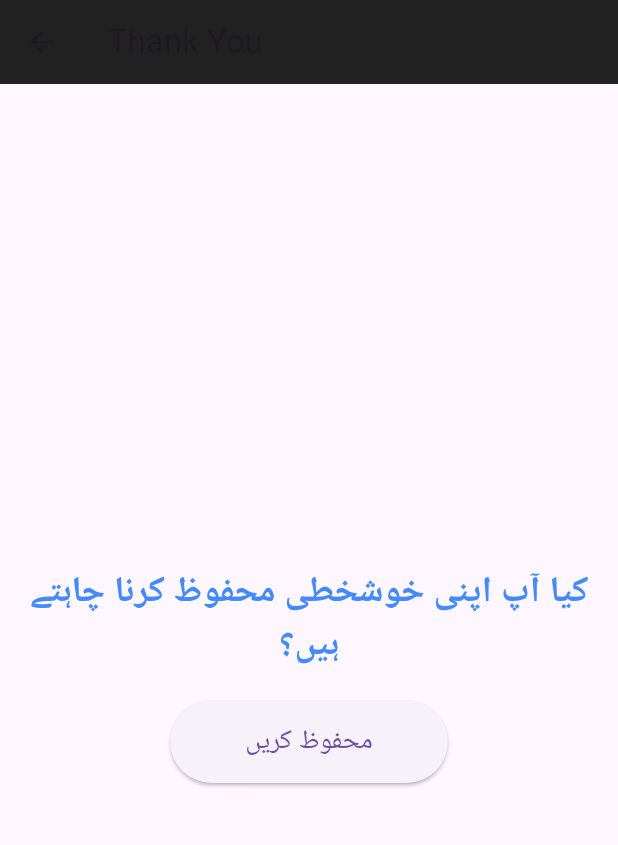
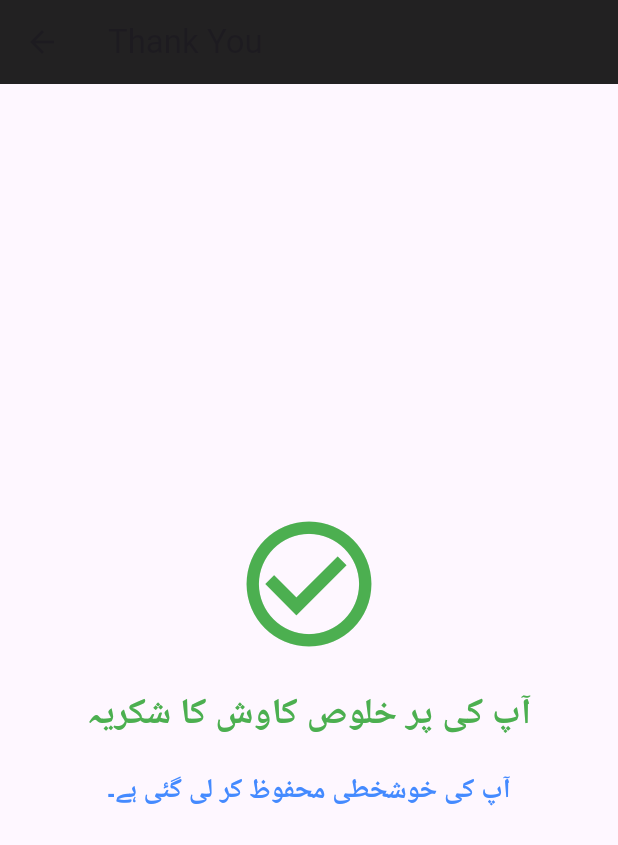
Before and after one commit to Saadullah-AbdulSamad/urdudataset-flutter, a Flutter app: the ThankyouScreen screen opened directly with empty values, on a phone screen of 412 x 824 dp. Shown: the top 845 px of the screen. Run offline on Flutter 3.47's test engine with Material 3 defaults, Android fonts, the phone set to English and light mode, and no system bars; our stand-ins replace cloud_firestore, firebase_core; accounts and stored records are empty; Roboto replaces fonts that are missing (Nastaleeq).

Commit message:
save confirmation removed

```diff
--- a/lib/thankyou/thankyouscreen.dart
+++ b/lib/thankyou/thankyouscreen.dart
@@ -62,8 +62,8 @@ class _ThankyouScreenState extends State<ThankyouScreen> {
       drawingComplete = true;
     });
 
-    // Display the thank you message for 2 seconds, then navigate to FormScreen
-    Future.delayed(const Duration(seconds: 2), () {
+    // Display the thank you message for 10 seconds, then navigate to FormScreen
+    Future.delayed(const Duration(seconds: 10), () {
       // Navigate to FormScreen and remove all previous screens from the stack
       if (!mounted) return;
       Navigator.pushAndRemoveUntil(
@@ -77,6 +77,12 @@ class _ThankyouScreenState extends State<ThankyouScreen> {
   }
 
   @override
+  void initState() {
+    super.initState();
+    markDrawingComplete();
+  }
+
+  @override
   Widget build(BuildContext context) {
     return Scaffold(
       appBar: AppBar(
@@ -84,19 +90,22 @@ class _ThankyouScreenState extends State<ThankyouScreen> {
         backgroundColor: Colors.black87,
       ),
       body: Center(
-        child: drawingComplete
-            ? const Column(
+          child: Column(
         mainAxisAlignment: MainAxisAlignment.center,
         crossAxisAlignment: CrossAxisAlignment.center,
         children: [
-                  Icon(
+          drawingComplete
+              ? const Icon(
                   Icons.check_circle_outline,
                   color: Colors.green,
                   size: 100.0,
+                )
+              : const CircularProgressIndicator(
+                  color: Colors.black87,
                 ),
-                  SizedBox(height: 20),
-                  Text(
-                    "تمام اردو حروف کامیابی کے ساتھ محفوظ ہو گئے ہیں!",
+          const SizedBox(height: 20),
+          const Text(
+            "آپ کی پر خلوص کاوش کا شکریہ",
             style: TextStyle(
               fontSize: 24,
               fontWeight: FontWeight.bold,
@@ -105,10 +114,12 @@ class _ThankyouScreenState extends State<ThankyouScreen> {
             ),
             textAlign: TextAlign.center,
           ),
-                  SizedBox(height: 20),
+          const SizedBox(height: 20),
           Text(
-                    "شکریہ! آپ کی محنت کا شکریہ ادا کرتے ہیں",
-                    style: TextStyle(
+            !drawingComplete
+                ? "آپ کی خوشخطی کو محفوظ کیا جا رہا ہے۔۔۔"
+                : "آپ کی خوشخطی محفوظ کر لی گئی ہے۔",
+            style: const TextStyle(
               fontSize: 18,
               fontWeight: FontWeight.bold,
               color: Colors.blueAccent,
@@ -117,46 +128,7 @@ class _ThankyouScreenState extends State<ThankyouScreen> {
             textAlign: TextAlign.center,
           ),
         ],
-              )
-            : Column(
-                mainAxisAlignment: MainAxisAlignment.center,
-                children: [
-                  isSaving
-                      ? const CircularProgressIndicator(
-                          color: Colors.black87,
-                        )
-                      : Container(),
-                  const SizedBox(height: 20),
-                  const Text(
-                    "کیا آپ اپنی خوشخطی محفوظ کرنا چاہتے ہیں؟",
-                    style: TextStyle(
-                      fontSize: 24,
-                      fontWeight: FontWeight.bold,
-                      color: Colors.blueAccent,
-                      fontFamily: 'Nastaleeq',
-                    ),
-                    textAlign: TextAlign.center,
-                  ),
-                  const SizedBox(height: 20),
-                  ElevatedButton(
-                    onPressed: markDrawingComplete,
-                    style: ElevatedButton.styleFrom(
-                      padding: const EdgeInsets.symmetric(
-                          horizontal: 50, vertical: 15),
-                      textStyle: const TextStyle(
-                        fontSize: 18,
-                      ),
-                    ),
-                    child: const Text(
-                      "محفوظ کریں",
-                      style: TextStyle(
-                        fontFamily: 'Nastaleeq',
-                      ),
-                    ),
-                  ),
-                ],
-              ),
-      ),
+      )),
     );
   }
 }
```
Lines whose indentation alone changed are shown as unchanged.
